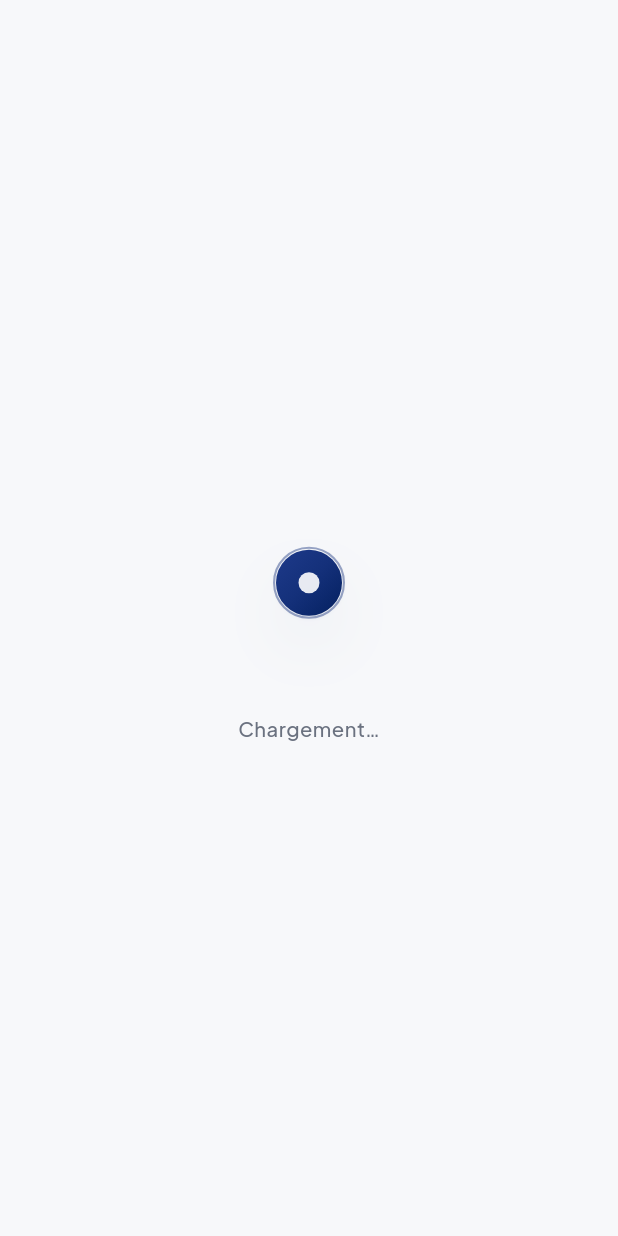
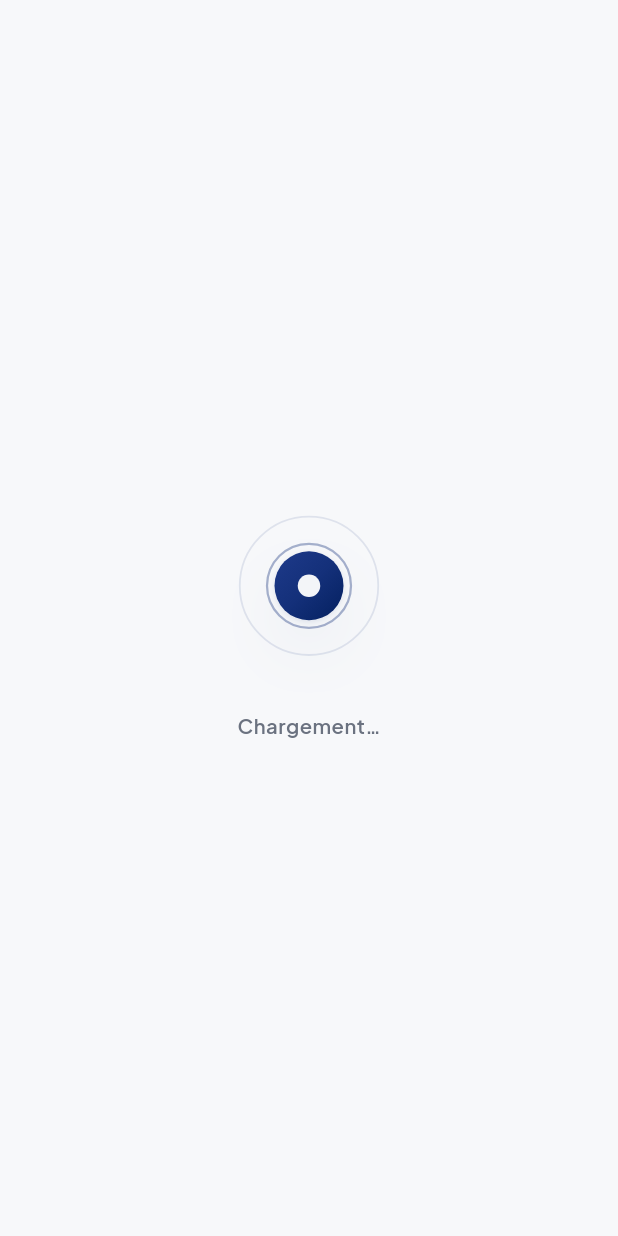
Before and after one commit to makbouldev/ameex-app, a Flutter app: the AmeexSplash screen opened directly, on a phone screen of 412 x 824 dp. Run offline on Flutter 3.47's test engine with Material 3 defaults, Android fonts, the phone set to English and light mode, and no system bars; our stand-ins replace flutter_map, geolocator, image_picker, latlong2, supabase_flutter, swipeable_button_view; accounts and stored records are empty.

Commit message:
feat: show Ameex branded splash loading animation with expanding rings for 2 seconds on page transitions

```diff
--- a/lib/main.dart
+++ b/lib/main.dart
@@ -54,19 +54,22 @@ class AuthGate extends StatelessWidget {
           return const LoginScreen();
         }
 
-        // Fetch User Profile Role from 'profiles' table
-        return FutureBuilder<Map<String, dynamic>?>(
-          future: supabase
-              .from('profiles')
-              .select('role')
-              .eq('id', session.user.id)
-              .maybeSingle(),
+        // Fetch User Profile Role from 'profiles' table with minimum 2-second splash
+        return FutureBuilder<List<dynamic>>(
+          future: Future.wait([
+            supabase
+                .from('profiles')
+                .select('role')
+                .eq('id', session.user.id)
+                .maybeSingle(),
+            Future.delayed(const Duration(seconds: 2)),
+          ]),
           builder: (context, profileSnapshot) {
             if (profileSnapshot.connectionState == ConnectionState.waiting) {
               return const AmeexSplash();
             }
 
-            final data = profileSnapshot.data;
+            final data = profileSnapshot.data?[0] as Map<String, dynamic>?;
             final role = data?['role']?.toString();
             final email = session.user.email ?? '';
 
--- a/lib/widgets/ameex_ui.dart
+++ b/lib/widgets/ameex_ui.dart
@@ -284,19 +284,20 @@ class _AmeexSkeletonState extends State<AmeexSkeleton>
   }
 }
 
-/// Wraps content with a minimum loading duration so the app feels
-/// like it's fetching real server data on first mount.
-/// After [minDuration] AND the child is ready, child is shown.
+/// Wraps content with a 2-second Ameex splash loading animation
+/// whenever switching tabs or loading pages.
 class AmeexInitialLoad extends StatefulWidget {
-  final Widget skeleton;
+  final Widget? skeleton;
   final Widget child;
   final Duration minDuration;
+  final String? message;
 
   const AmeexInitialLoad({
     super.key,
-    required this.skeleton,
+    this.skeleton,
     required this.child,
-    this.minDuration = const Duration(milliseconds: 1000),
+    this.minDuration = const Duration(seconds: 2),
+    this.message,
   });
 
   @override
@@ -317,11 +318,14 @@ class _AmeexInitialLoadState extends State<AmeexInitialLoad> {
   @override
   Widget build(BuildContext context) {
     return AnimatedSwitcher(
-      duration: const Duration(milliseconds: 320),
+      duration: const Duration(milliseconds: 280),
       switchInCurve: Curves.easeOutCubic,
       child: _ready
           ? KeyedSubtree(key: const ValueKey('ready'), child: widget.child)
-          : KeyedSubtree(key: const ValueKey('loading'), child: widget.skeleton),
+          : KeyedSubtree(
+              key: const ValueKey('loading'),
+              child: AmeexSplashView(message: widget.message ?? 'Chargement…'),
+            ),
     );
   }
 }
@@ -641,18 +645,17 @@ extension _NumSqrt on double {
   }
 }
 
-/// Branded full-screen splash — elegant pulsing brand-blue core
-/// surrounded by expanding rings. Used during auth/profile loading
-/// and other blocking transitions.
-class AmeexSplash extends StatefulWidget {
-  final String? message;
-  const AmeexSplash({super.key, this.message});
+/// Branded Ameex splash / loading view with animated expanding rings
+/// and the glowing Ameex orb.
+class AmeexSplashView extends StatefulWidget {
+  final String message;
+  const AmeexSplashView({super.key, this.message = 'Chargement…'});
 
   @override
-  State<AmeexSplash> createState() => _AmeexSplashState();
+  State<AmeexSplashView> createState() => _AmeexSplashViewState();
 }
 
-class _AmeexSplashState extends State<AmeexSplash>
+class _AmeexSplashViewState extends State<AmeexSplashView>
     with SingleTickerProviderStateMixin {
   late final AnimationController _ctrl;
 
@@ -661,7 +664,7 @@ class _AmeexSplashState extends State<AmeexSplash>
     super.initState();
     _ctrl = AnimationController(
       vsync: this,
-      duration: const Duration(milliseconds: 1800),
+      duration: const Duration(milliseconds: 1600),
     )..repeat();
   }
 
@@ -673,18 +676,19 @@ class _AmeexSplashState extends State<AmeexSplash>
 
   @override
   Widget build(BuildContext context) {
-    return Scaffold(
-      backgroundColor: AmeexColors.background,
-      body: Center(
+    return Container(
+      color: AmeexColors.background,
+      alignment: Alignment.center,
       child: Column(
         mainAxisSize: MainAxisSize.min,
         children: [
           SizedBox(
-              width: 120, height: 120,
+            width: 120,
+            height: 120,
             child: Stack(
               alignment: Alignment.center,
               children: [
-                  // Single expanding ring (half the CPU of two)
+                // Expanding ring 1
                 AnimatedBuilder(
                   animation: _ctrl,
                   builder: (context, _) {
@@ -697,17 +701,37 @@ class _AmeexSplashState extends State<AmeexSplash>
                       decoration: BoxDecoration(
                         shape: BoxShape.circle,
                         border: Border.all(
-                            color: AmeexColors.primaryBlue
-                                .withValues(alpha: opacity),
-                            width: 1.4,
+                          color: AmeexColors.primaryBlue.withValues(alpha: opacity),
+                          width: 1.5,
                         ),
                       ),
                     );
                   },
                 ),
-                  // Static core (no scale animation)
+                // Expanding ring 2 (offset phase)
+                AnimatedBuilder(
+                  animation: _ctrl,
+                  builder: (context, _) {
+                    final t = (_ctrl.value + 0.5) % 1.0;
+                    final size = 44 + (72 * t);
+                    final opacity = (1 - t).clamp(0.0, 1.0) * 0.35;
+                    return Container(
+                      width: size,
+                      height: size,
+                      decoration: BoxDecoration(
+                        shape: BoxShape.circle,
+                        border: Border.all(
+                          color: AmeexColors.primaryBlue.withValues(alpha: opacity),
+                          width: 1.2,
+                        ),
+                      ),
+                    );
+                  },
+                ),
+                // Core Ameex orb with glow
                 Container(
-                    width: 44, height: 44,
+                  width: 46,
+                  height: 46,
                   decoration: BoxDecoration(
                     shape: BoxShape.circle,
                     gradient: const LinearGradient(
@@ -723,30 +747,45 @@ class _AmeexSplashState extends State<AmeexSplash>
                   ),
                   alignment: Alignment.center,
                   child: Container(
-                      width: 14, height: 14,
+                    width: 15,
+                    height: 15,
                     decoration: BoxDecoration(
                       shape: BoxShape.circle,
-                        color: Colors.white.withValues(alpha: 0.9),
+                      color: Colors.white.withValues(alpha: 0.95),
                     ),
                   ),
                 ),
               ],
             ),
           ),
-            const SizedBox(height: 28),
+          const SizedBox(height: 24),
           Text(
-              widget.message ?? 'Chargement…',
+            widget.message,
             style: const TextStyle(
               fontFamily: AmeexTheme.fontFamily,
               color: AmeexColors.textMuted,
               fontSize: 13.5,
-                fontWeight: FontWeight.w500,
+              fontWeight: FontWeight.w600,
               letterSpacing: 0.3,
             ),
           ),
         ],
       ),
-      ),
+    );
+  }
+}
+
+/// Full-screen branded splash / loading screen with the Ameex orb
+/// surrounded by expanding rings. Used during auth/profile loading.
+class AmeexSplash extends StatelessWidget {
+  final String? message;
+  const AmeexSplash({super.key, this.message});
+
+  @override
+  Widget build(BuildContext context) {
+    return Scaffold(
+      backgroundColor: AmeexColors.background,
+      body: AmeexSplashView(message: message ?? 'Chargement…'),
     );
   }
 }
```
Lines whose indentation alone changed are shown as unchanged.
